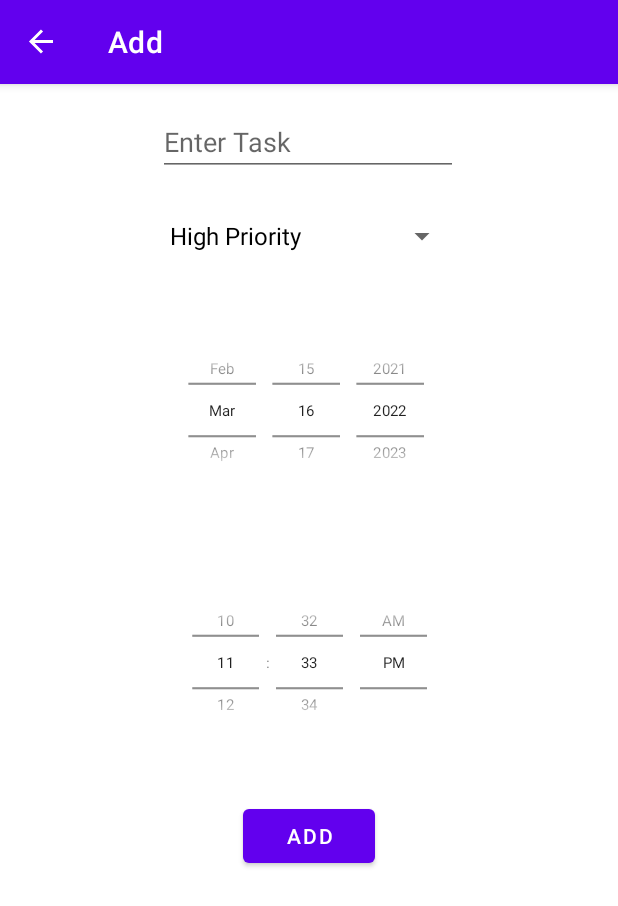
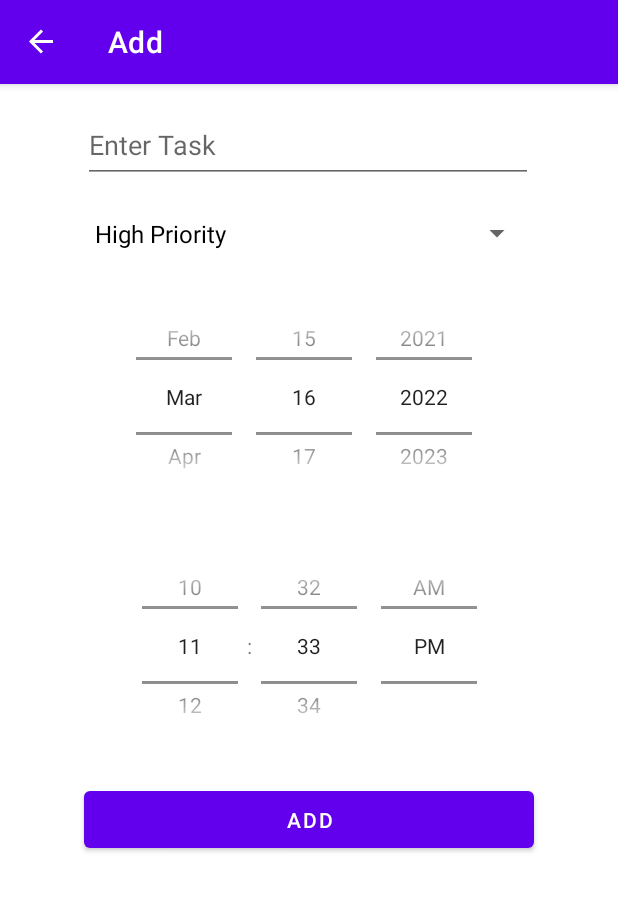
Before and after one commit to OMITR/toDoListWithGeolocation, an Android app: the AddFragment screen opened through its navigation route, on a phone screen of 412 x 824 dp. Shown: the top 906 px of the screen. Run offline under Robolectric (Android 15) with nearby library versions, the phone set to English and light mode, and no system bars; our stand-ins replace Room's generated code, data binding, navigation-ui.

Commit message:
Fixed layout in AddFragment and UpdateFragment & keyboard fix

```diff
--- a/app/src/main/java/com/example/todo_list_with_geolocation/ui/task/TaskFragment.kt
+++ b/app/src/main/java/com/example/todo_list_with_geolocation/ui/task/TaskFragment.kt
@@ -42,13 +42,12 @@ class TaskFragment : Fragment() {
         binding.apply {
             binding.recyclerView.adapter = adapter
 
-            floatingActionButton2.setOnClickListener {
+            floatingActionButton.setOnClickListener {
                 findNavController().navigate(R.id.action_taskFragment_to_addFragment)
             }
         }
 
-        ItemTouchHelper(object : ItemTouchHelper.SimpleCallback(0,
-        ItemTouchHelper.LEFT or ItemTouchHelper.RIGHT) {
+        ItemTouchHelper(object : ItemTouchHelper.SimpleCallback(0, ItemTouchHelper.LEFT) {
             override fun onMove(
                 recyclerView: RecyclerView,
                 viewHolder: RecyclerView.ViewHolder,
@@ -72,18 +71,7 @@ class TaskFragment : Fragment() {
         }).attachToRecyclerView(binding.recyclerView)
 
         setHasOptionsMenu(true)
-        hideKeyboard(requireActivity())
         return binding.root
-    }
-
-    private fun hideKeyboard(activity: Activity) {
-        val inputMethodManager = activity.getSystemService(Context.INPUT_METHOD_SERVICE) as InputMethodManager
-        val currentFocusedView = activity.currentFocus
-        currentFocusedView.let {
-            inputMethodManager.hideSoftInputFromWindow(
-                currentFocusedView?.windowToken, InputMethodManager.HIDE_NOT_ALWAYS
-            )
-        }
     }
 
     override fun onCreateOptionsMenu(menu: Menu, inflater: MenuInflater) {
@@ -102,7 +90,6 @@ class TaskFragment : Fragment() {
                 }
                 return true
             }
-
         })
     }
 
--- a/app/src/main/res/layout/fragment_add.xml
+++ b/app/src/main/res/layout/fragment_add.xml
@@ -8,18 +8,19 @@
     </data>
 
     <androidx.constraintlayout.widget.ConstraintLayout
-        android:layout_width="360dp"
-        android:layout_height="760dp"
+        android:layout_width="match_parent"
+        android:layout_height="match_parent"
         tools:context=".ui.add.AddFragment">
 
         <EditText
             android:id="@+id/add_task"
-            android:layout_width="200dp"
-            android:layout_height="wrap_content"
+            android:layout_width="300dp"
+            android:layout_height="50dp"
             android:layout_marginTop="16dp"
             android:ems="10"
             android:hint="Enter Task"
-            android:inputType="textPersonName"
+            android:inputType="text"
+            android:imeOptions="actionDone"
             app:layout_constraintEnd_toEndOf="parent"
             app:layout_constraintHorizontal_bias="0.497"
             app:layout_constraintStart_toStartOf="parent"
@@ -27,8 +28,8 @@
 
         <Spinner
             android:id="@+id/spinner"
-            android:layout_width="200dp"
-            android:layout_height="wrap_content"
+            android:layout_width="300dp"
+            android:layout_height="35dp"
             android:layout_marginTop="16dp"
             android:entries="@array/priorities"
             app:layout_constraintEnd_toEndOf="parent"
@@ -38,8 +39,8 @@
 
         <Button
             android:id="@+id/btn_add"
-            android:layout_width="wrap_content"
-            android:layout_height="wrap_content"
+            android:layout_width="300dp"
+            android:layout_height="50dp"
             android:layout_marginTop="16dp"
             android:text="Add"
             app:layout_constraintEnd_toEndOf="parent"
@@ -48,16 +49,15 @@
 
         <DatePicker
             android:id="@+id/datePicker"
-            android:layout_width="267dp"
-            android:layout_height="152dp"
+            android:layout_width="300dp"
+            android:layout_height="150dp"
             android:layout_gravity="center"
-            android:layout_marginHorizontal="-30dp"
             android:layout_marginTop="16dp"
             android:layout_weight="1"
             android:calendarViewShown="false"
             android:datePickerMode="spinner"
-            android:scaleX="0.7"
-            android:scaleY="0.7"
+            android:scaleX="1.0"
+            android:scaleY="1.0"
             app:layout_constraintEnd_toEndOf="parent"
             app:layout_constraintHorizontal_bias="0.505"
             app:layout_constraintStart_toStartOf="parent"
@@ -65,14 +65,14 @@
 
         <TimePicker
             android:id="@+id/timePicker"
-            android:layout_width="267dp"
-            android:layout_height="152dp"
+            android:layout_width="300dp"
+            android:layout_height="150dp"
             android:layout_gravity="center"
             android:layout_marginHorizontal="-30dp"
             android:layout_marginTop="16dp"
             android:layout_weight="1"
-            android:scaleX="0.7"
-            android:scaleY="0.7"
+            android:scaleX="1.0"
+            android:scaleY="1.0"
             android:timePickerMode="spinner"
             app:layout_constraintEnd_toEndOf="parent"
             app:layout_constraintHorizontal_bias="0.504"
--- a/app/src/main/res/layout/fragment_task.xml
+++ b/app/src/main/res/layout/fragment_task.xml
@@ -32,7 +32,7 @@
             tools:listitem="@layout/row_layout" />
 
         <com.google.android.material.floatingactionbutton.FloatingActionButton
-            android:id="@+id/floatingActionButton2"
+            android:id="@+id/floatingActionButton"
             android:layout_width="wrap_content"
             android:layout_height="wrap_content"
             android:layout_marginEnd="24dp"
--- a/app/src/main/res/layout/row_layout.xml
+++ b/app/src/main/res/layout/row_layout.xml
@@ -39,7 +39,7 @@
                 app:layout_constraintHorizontal_bias="0.0"
                 app:layout_constraintStart_toStartOf="parent"
                 app:layout_constraintTop_toTopOf="parent"
-                tools:text="Title" />
+                tools:text="Task" />
 
             <TextView
                 android:id="@+id/taskPriority"
```
Also changed, not shown: app/src/main/res/layout/fragment_update.xml (+16 -16 lines).
